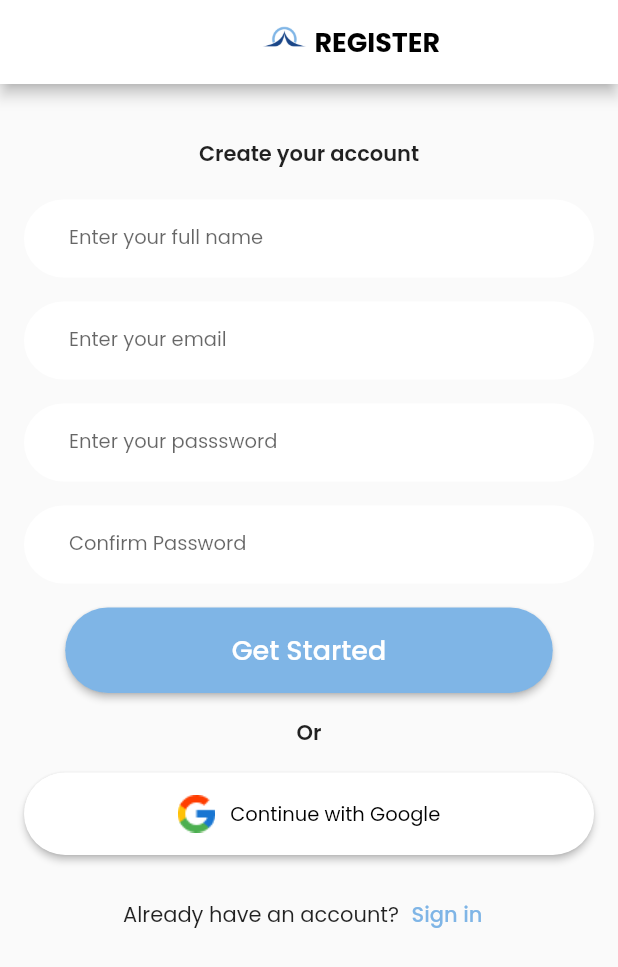
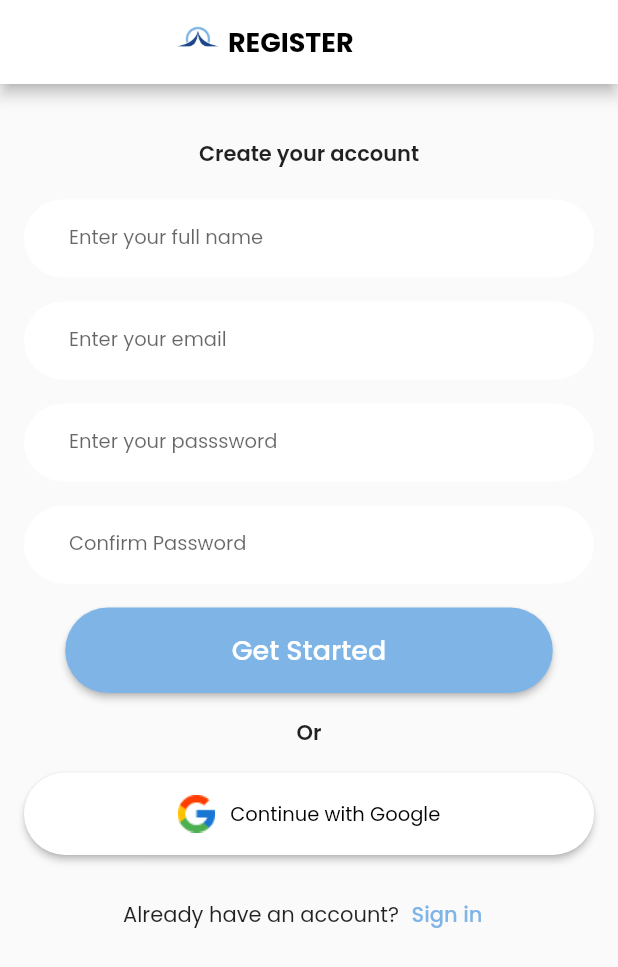
Before and after one commit to Black-Sigatoka/Frontend, a Flutter app: the RegisterScreen screen opened directly, on a phone screen of 412 x 824 dp. Shown: the top 967 px of the screen. Run offline on Flutter 3.47's test engine with Material 2 defaults, Android fonts, the phone set to English and light mode, and no system bars; our stand-ins replace firebase_core; accounts and stored records are empty.

Commit message:
Centered the logo and text in the app bar. Added padding to the app bar.

```diff
--- a/lib/screens/register_page.dart
+++ b/lib/screens/register_page.dart
@@ -16,13 +16,17 @@ class RegisterScreen extends StatelessWidget {
       //backgroundColor: Color.fromRGBO(217, 217, 217, 100),
       appBar: AppBar(
         backgroundColor: Colors.white,
-        title: Row(
-          mainAxisAlignment: MainAxisAlignment.center,
+        title: Padding(
+          padding: const EdgeInsets.symmetric(horizontal: 45, vertical: 30),
+          child: Row(
+            // mainAxisAlignment: MainAxisAlignment.start,
             children: [
-            Image.asset(
+              Center(
+                child: Image.asset(
                   'assets/images/Logo.png',
                   height: 30,
                   width: 30,
+                ),
               ),
               const SizedBox(width: 5),
               Center(
@@ -36,6 +40,7 @@ class RegisterScreen extends StatelessWidget {
                 ),
               ),
             ],
+          ),
         ),
       ),
       body: Padding(
```
Also changed, not shown: lib/custom_widgets/custom_appbar.dart (added, +35 -0 lines). Lines whose indentation alone changed are shown as unchanged.
